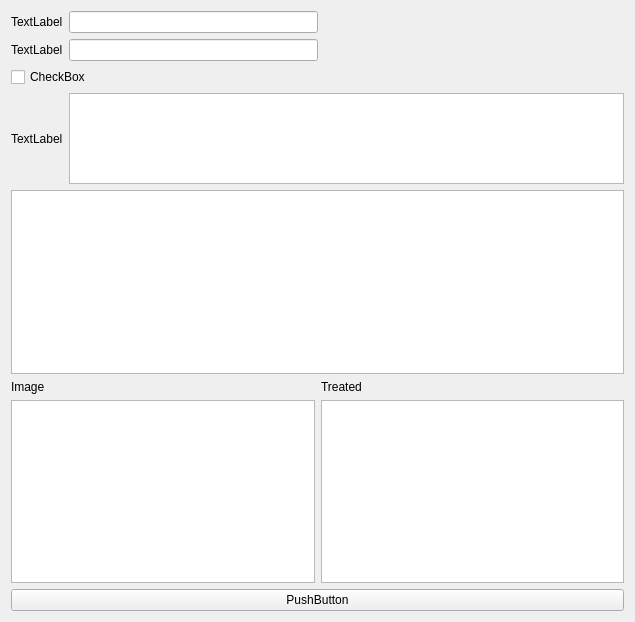
Before: the Qt Designer form ui/AnalysisSettingForm.ui in nicolasCtd/beeReal, drawn with Qt 5.
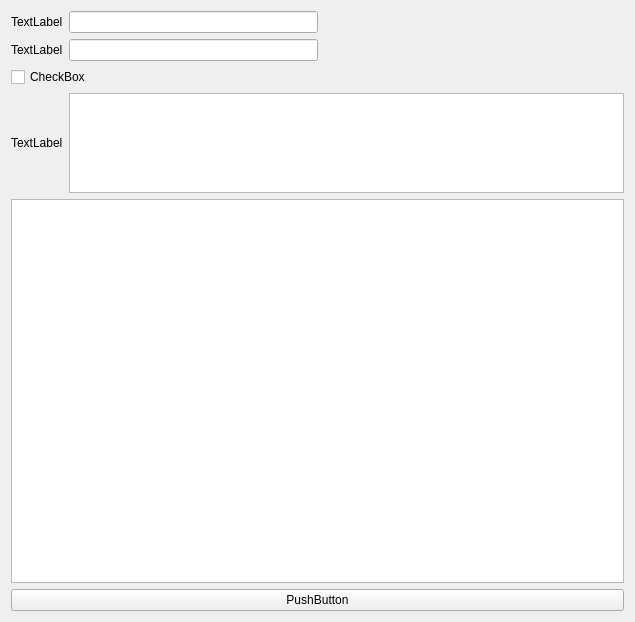
After: the same form once the commit is applied. Custom widgets are drawn as their Qt base class.

Commit message: Remove unused list widgets

Diff of the .ui file:
```diff
--- a/ui/AnalysisSettingForm.ui
+++ b/ui/AnalysisSettingForm.ui
@@ -103,30 +103,6 @@
    <item>
     <widget class="QTableView" name="beeTableView"/>
    </item>
-   <item>
-    <layout class="QGridLayout" name="gridLayout_2">
-     <item row="1" column="1">
-      <widget class="QListWidget" name="treatedWingListWidget"/>
-     </item>
-     <item row="0" column="0">
-      <widget class="QLabel" name="inputImagelabel">
-       <property name="text">
-        <string>Image</string>
-       </property>
-      </widget>
-     </item>
-     <item row="0" column="1">
-      <widget class="QLabel" name="treatedImageLael">
-       <property name="text">
-        <string>Treated</string>
-       </property>
-      </widget>
-     </item>
-     <item row="1" column="0">
-      <widget class="SpecializedListWidget" name="nonTreatedWingListWidget"/>
-     </item>
-    </layout>
-   </item>
    <item>
     <widget class="QPushButton" name="startAnalysisPushButton">
      <property name="text">
@@ -136,13 +112,6 @@
    </item>
   </layout>
  </widget>
- <customwidgets>
-  <customwidget>
-   <class>SpecializedListWidget</class>
-   <extends>QListWidget</extends>
-   <header>ui.specializedListWidget</header>
-  </customwidget>
- </customwidgets>
  <resources/>
  <connections/>
 </ui>
```
The commit also changes 2 other files.
